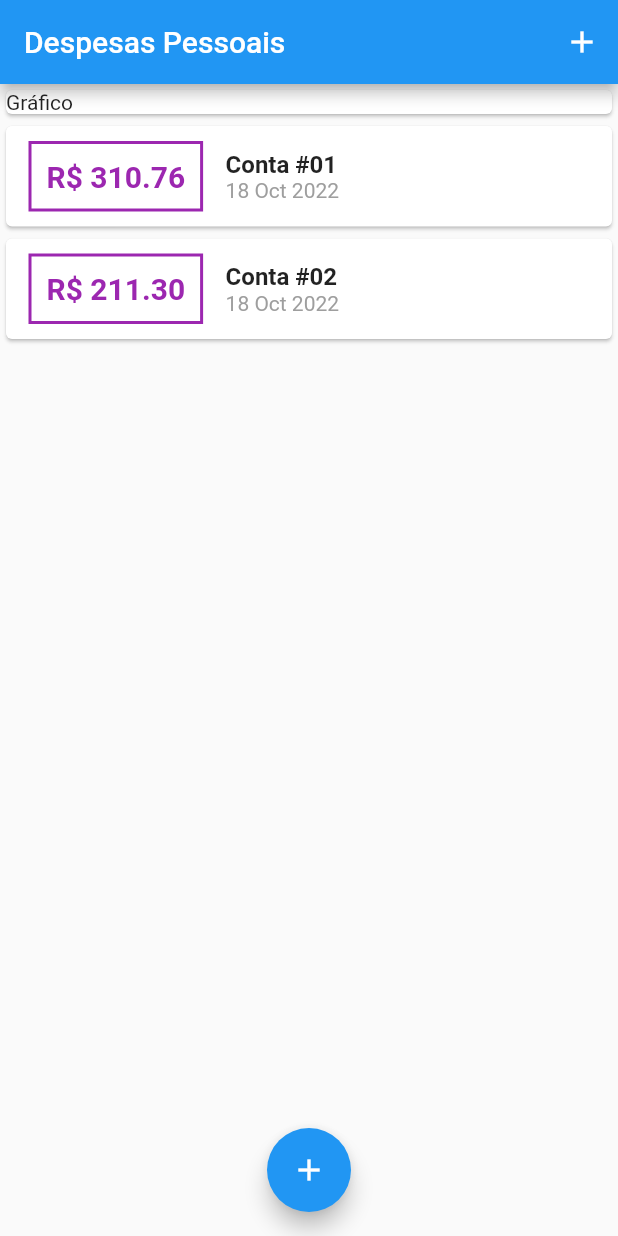
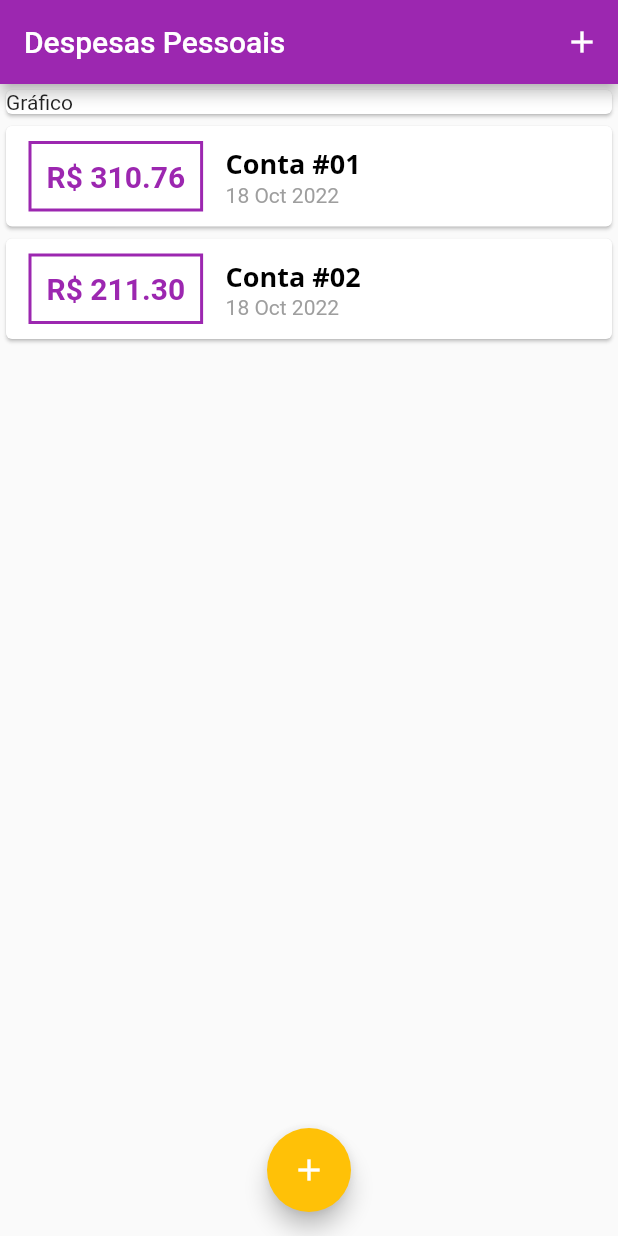
Before and after one commit to nagpaulo/expenses-app, a Flutter app: the screen it shows after launch, on a phone screen of 412 x 824 dp. Run offline on Flutter 3.47's test engine with Material 2 defaults, Android fonts, the phone set to English and light mode, and no system bars.

Commit message:
Instalando fontes

```diff
--- a/lib/components/transcation_list.dart
+++ b/lib/components/transcation_list.dart
@@ -25,7 +25,7 @@ class TransactionList extends StatelessWidget {
                   ),
                   decoration: BoxDecoration(
                       border: Border.all(
-                    color: Colors.purple,
+                    color: Theme.of(context).colorScheme.primary,
                     width: 2,
                   )),
                   padding: EdgeInsets.all(10),
@@ -33,7 +33,7 @@ class TransactionList extends StatelessWidget {
                       style: TextStyle(
                         fontWeight: FontWeight.bold,
                         fontSize: 20,
-                        color: Colors.purple,
+                        color: Theme.of(context).colorScheme.primary,
                       )),
                 ),
                 Column(
@@ -41,10 +41,7 @@ class TransactionList extends StatelessWidget {
                   children: [
                     Text(
                       tr.title,
-                      style: TextStyle(
-                        fontSize: 16,
-                        fontWeight: FontWeight.bold,
-                      ),
+                      style: Theme.of(context).textTheme.headline1,
                     ),
                     Text(
                       DateFormat('d MMM y').format(tr.date),
--- a/lib/main.dart
+++ b/lib/main.dart
@@ -15,6 +15,29 @@ class ExpensesApp extends StatelessWidget {
   Widget build(BuildContext context) {
     return MaterialApp(
       home: MyHomePage(),
+      theme: ThemeData(
+          colorScheme:
+              ColorScheme.fromSwatch(primarySwatch: Colors.purple).copyWith(
+            secondary: Colors.amber,
+          ),
+          fontFamily: 'Quicksand',
+          textTheme: ThemeData.light().textTheme.copyWith(
+                  headline1: TextStyle(
+                fontFamily: 'OpenSans',
+                fontSize: 18,
+                color: Colors.black,
+                fontWeight: FontWeight.w600,
+              )),
+          appBarTheme: AppBarTheme(
+              toolbarTextStyle: ThemeData.light()
+                  .textTheme
+                  .copyWith(
+                      headline1: TextStyle(
+                    fontFamily: 'OpenSans',
+                    fontSize: 20,
+                    fontWeight: FontWeight.bold,
+                  ))
+                  .headline6)),
     );
   }
 }
@@ -69,7 +92,9 @@ class _MyHomePageState extends State<MyHomePage> {
   Widget build(BuildContext context) {
     return Scaffold(
         appBar: AppBar(
-          title: const Text('Despesas Pessoais'),
+          title: const Text(
+            'Despesas Pessoais',
+          ),
           actions: <Widget>[
             IconButton(
               onPressed: () => _openTransactionFormModal(context),
```
Also changed, not shown: pubspec.yaml (+11 -11 lines), assets/fonts/OpenSans-Bold.ttf (added), assets/fonts/OpenSans-Regular.ttf (added), assets/fonts/Quicksand-Bold.ttf (added), assets/fonts/Quicksand-Light.ttf (added), assets/fonts/Quicksand-Medium.ttf (added), assets/fonts/Quicksand-Regular.ttf (added).
